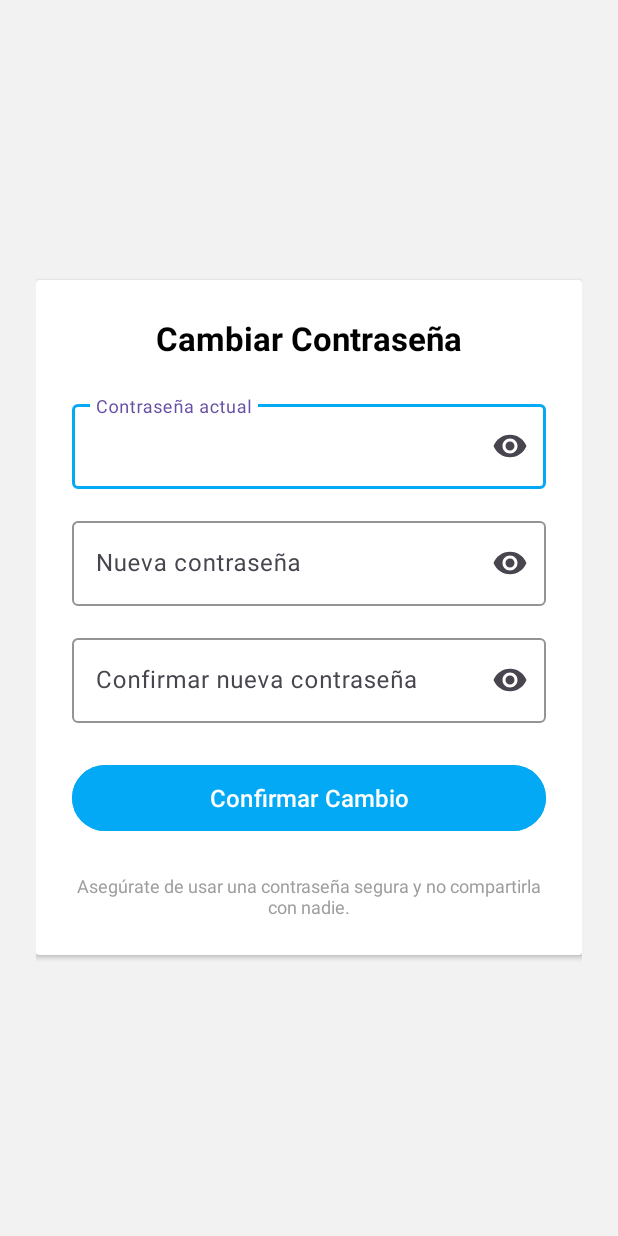
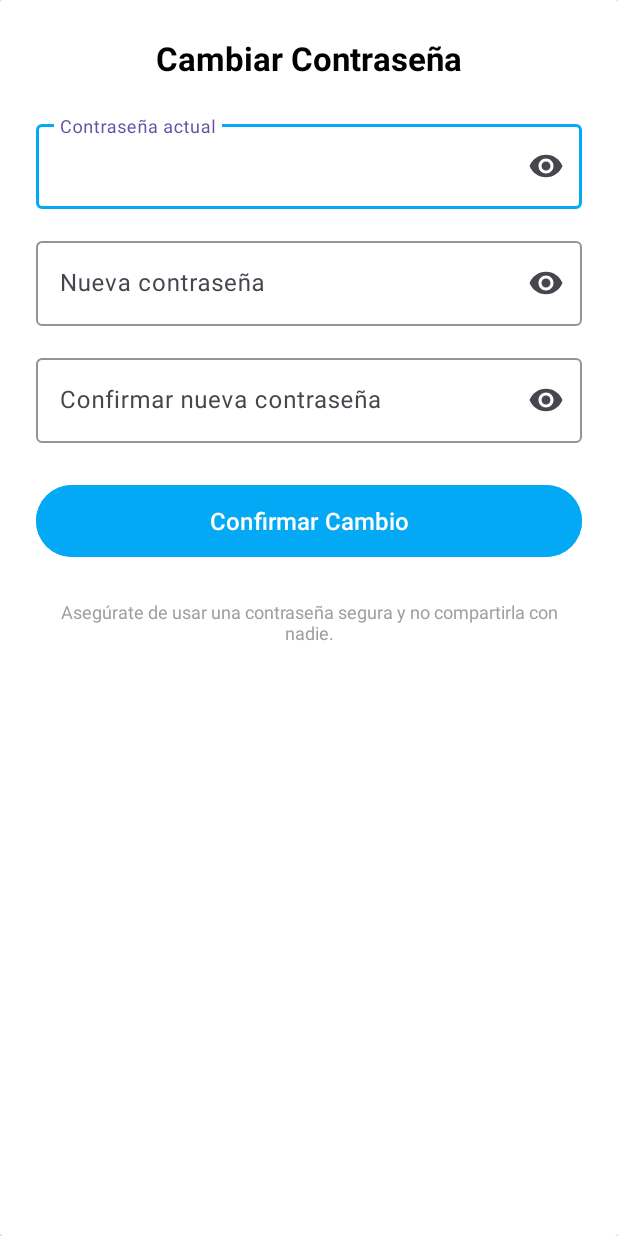
Before and after one commit to SrHect0r/Android_Proyecto, an Android app: the layout activity_cambiar_contrasena.xml on its own in the app's theme, with its tools: preview values and no code run, on a phone screen of 412 x 824 dp. Run offline under Robolectric (Android 15) with nearby library versions, the phone set to English and light mode, and no system bars.

Commit message:
Commit 4 (Aleix): Los layouts cubren toda la pantalla + agregar la pantalla para entrar a la apliación

```diff
--- a/app/src/main/res/layout/activity_cambiar_contrasena.xml
+++ b/app/src/main/res/layout/activity_cambiar_contrasena.xml
@@ -1,29 +1,30 @@
+<?xml version="1.0" encoding="utf-8"?>
 <ScrollView
     xmlns:android="http://schemas.android.com/apk/res/android"
     xmlns:app="http://schemas.android.com/apk/res-auto"
     android:layout_width="match_parent"
     android:layout_height="match_parent"
-    android:background="#F2F2F2"
-    android:fillViewport="true">
+    android:fillViewport="true"
+    android:background="#F2F2F2">
 
     <LinearLayout
         android:layout_width="match_parent"
-        android:layout_height="wrap_content"
+        android:layout_height="match_parent"
         android:orientation="vertical"
-        android:gravity="center"
-        android:padding="24dp">
+        android:padding="0dp">
 
-        <!-- Contenedor principal -->
+        <!-- CardView que ocupa toda la pantalla -->
         <androidx.cardview.widget.CardView
             android:layout_width="match_parent"
-            android:layout_height="wrap_content"
+            android:layout_height="match_parent"
+            android:layout_margin="0dp"
             android:radius="24dp"
             android:elevation="8dp"
             app:cardBackgroundColor="@android:color/white">
 
             <LinearLayout
                 android:layout_width="match_parent"
-                android:layout_height="wrap_content"
+                android:layout_height="match_parent"
                 android:orientation="vertical"
                 android:padding="24dp">
 
@@ -42,9 +43,9 @@
                 <com.google.android.material.textfield.TextInputLayout
                     android:layout_width="match_parent"
                     android:layout_height="wrap_content"
+                    android:hint="Contraseña actual"
                     app:endIconMode="password_toggle"
                     app:boxStrokeColor="#03A9F4"
-                    android:hint="Contraseña actual"
                     android:layout_marginBottom="16dp">
 
                     <com.google.android.material.textfield.TextInputEditText
@@ -58,9 +59,9 @@
                 <com.google.android.material.textfield.TextInputLayout
                     android:layout_width="match_parent"
                     android:layout_height="wrap_content"
+                    android:hint="Nueva contraseña"
                     app:endIconMode="password_toggle"
                     app:boxStrokeColor="#03A9F4"
-                    android:hint="Nueva contraseña"
                     android:layout_marginBottom="16dp">
 
                     <com.google.android.material.textfield.TextInputEditText
@@ -74,9 +75,9 @@
                 <com.google.android.material.textfield.TextInputLayout
                     android:layout_width="match_parent"
                     android:layout_height="wrap_content"
+                    android:hint="Confirmar nueva contraseña"
                     app:endIconMode="password_toggle"
                     app:boxStrokeColor="#03A9F4"
-                    android:hint="Confirmar nueva contraseña"
                     android:layout_marginBottom="24dp">
 
                     <com.google.android.material.textfield.TextInputEditText
@@ -90,13 +91,12 @@
                 <com.google.android.material.button.MaterialButton
                     android:id="@+id/ConfirmarCambio"
                     android:layout_width="match_parent"
-                    android:layout_height="52dp"
+                    android:layout_height="56dp"
                     android:text="Confirmar Cambio"
                     android:textColor="#FFFFFF"
                     android:textSize="16sp"
-                    android:fontFamily="sans-serif-medium"
                     android:backgroundTint="#03A9F4"
-                    app:cornerRadius="26dp"
+                    android:cornerRadius="28dp"
                     android:layout_marginBottom="16dp"/>
 
                 <!-- Texto informativo -->
```
Also changed, not shown: app/src/main/res/layout/activity_agregar.xml (+15 -16 lines), app/src/main/res/layout/activity_inicio.xml (+13 -11 lines), app/src/main/res/layout/activity_nueva_cuenta.xml (+10 -9 lines), app/src/main/res/layout/activity_start.xml (added, +62 -0 lines), app/src/main/res/layout/activity_tareas.xml (+3 -5 lines).
